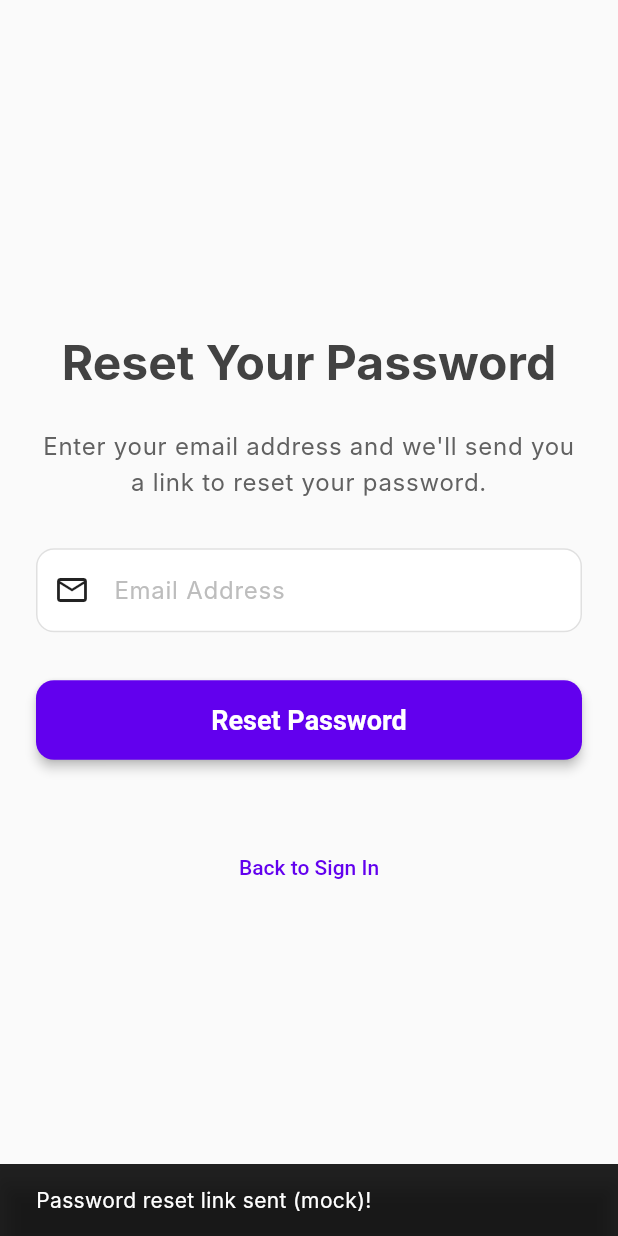
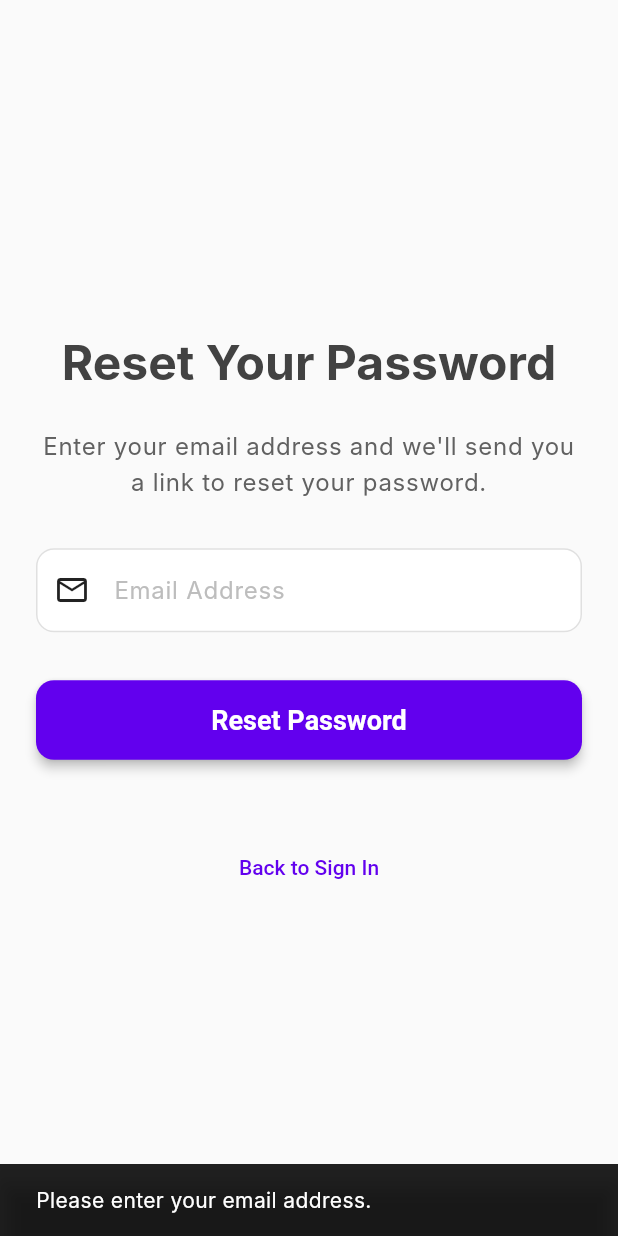
Before and after one commit to sungilzz/flutter_application_1, a Flutter app: the ForgotPasswordScreen screen opened directly, after a tap on "Reset Password", on a phone screen of 412 x 824 dp. Run offline on Flutter 3.47's test engine with Material 3 defaults, Android fonts, the phone set to English and light mode, and no system bars; our stand-ins replace firebase_auth, firebase_core, google_sign_in; missing offline and left inert: flutter_facebook_auth; accounts and stored records are empty; network calls fail; Roboto replaces fonts that are missing (Inter).

Commit message:
Forgot password

```diff
--- a/lib/auth/screens/forgot_password_screen.dart
+++ b/lib/auth/screens/forgot_password_screen.dart
@@ -1,12 +1,16 @@
+import 'package:firebase_auth/firebase_auth.dart';
 import 'package:flutter/material.dart';
 import 'package:flutter_application_1/auth/recipe_auth_app_state.dart';
 import 'package:flutter_application_1/auth/screens/sign_in_screen.dart';
+import 'package:flutter_application_1/l10n/app_localizations.dart';
 
 class ForgotPasswordScreen extends StatelessWidget {
   const ForgotPasswordScreen({super.key});
 
   @override
   Widget build(BuildContext context) {
+    TextEditingController _emailController = TextEditingController();
+
     return Scaffold(
       body: Center(
         child: SingleChildScrollView(
@@ -16,14 +20,20 @@ class ForgotPasswordScreen extends StatelessWidget {
             crossAxisAlignment: CrossAxisAlignment.stretch,
             children: [
               Text(
-                'Reset Your Password',
+                AppLocalizations.of(
+                      context,
+                    )?.translate('forgotPassword.title') ??
+                    'Reset Your Password',
                 style: Theme.of(context).textTheme.headlineLarge,
                 textAlign: TextAlign.center,
               ),
               const SizedBox(height: 24.0),
 
               Text(
-                'Enter your email address and we\'ll send you a link to reset your password.',
+                AppLocalizations.of(
+                      context,
+                    )?.translate('forgotPassword.instructions') ??
+                    'Enter your email address and we\'ll send you a link to reset your password.',
                 style: Theme.of(context).textTheme.bodyLarge,
                 textAlign: TextAlign.center,
               ),
@@ -31,9 +41,14 @@ class ForgotPasswordScreen extends StatelessWidget {
 
               // Email Field
               TextFormField(
-                decoration: const InputDecoration(
-                  hintText: 'Email Address',
-                  prefixIcon: Icon(Icons.mail_outline),
+                controller: _emailController,
+                decoration: InputDecoration(
+                  hintText:
+                      AppLocalizations.of(
+                        context,
+                      )?.translate('forgotPassword.emailHint') ??
+                      'Email Address',
+                  prefixIcon: const Icon(Icons.mail_outline),
                 ),
                 keyboardType: TextInputType.emailAddress,
               ),
@@ -41,15 +56,59 @@ class ForgotPasswordScreen extends StatelessWidget {
 
               // Reset Password Button
               ElevatedButton(
-                onPressed: () {
-                  // Mock reset action
-                  ScaffoldMessenger.of(context).showSnackBar(
-                    const SnackBar(
-                      content: Text('Password reset link sent (mock)!'),
-                    ),
-                  );
+                onPressed: () async {
+                  final email = _emailController.text.trim();
+                  if (email.isEmpty) {
+                    ScaffoldMessenger.of(context).showSnackBar(
+                      SnackBar(
+                        content: Text(
+                          AppLocalizations.of(
+                                context,
+                              )?.translate('forgotPassword.errorEmptyEmail') ??
+                              'Please enter your email address.',
+                        ),
+                      ),
+                    );
+                    return;
+                  }
+                  try {
+                    await FirebaseAuth.instance.sendPasswordResetEmail(
+                      email: email,
+                    );
+                    ScaffoldMessenger.of(context).showSnackBar(
+                      SnackBar(
+                        content: Text(
+                          AppLocalizations.of(
+                                context,
+                              )?.translate('forgotPassword.success') ??
+                              'Password reset link sent! Please check your email.',
+                        ),
+                      ),
+                    );
+                  } on FirebaseAuthException catch (e) {
+                    String errorMsg =
+                        AppLocalizations.of(
+                          context,
+                        )?.translate('forgotPassword.success') ??
+                        'Password reset link sent! Please check your email.';
+                    if (e.code == 'invalid-email') {
+                      errorMsg =
+                          AppLocalizations.of(
+                            context,
+                          )?.translate('forgotPassword.errorInvalidEmail') ??
+                          'Invalid email address.';
+                    }
+                    ScaffoldMessenger.of(
+                      context,
+                    ).showSnackBar(SnackBar(content: Text(errorMsg)));
+                  }
                 },
-                child: const Text('Reset Password'),
+                child: Text(
+                  AppLocalizations.of(
+                        context,
+                      )?.translate('forgotPassword.resetButton') ??
+                      'Reset Password',
+                ),
               ),
               const SizedBox(height: 48.0),
 
@@ -59,7 +118,12 @@ class ForgotPasswordScreen extends StatelessWidget {
                   (context.findAncestorStateOfType<RecipeAuthAppState>())
                       ?.navigateTo(const SignInScreen());
                 },
-                child: const Text('Back to Sign In'),
+                child: Text(
+                  AppLocalizations.of(
+                        context,
+                      )?.translate('forgotPassword.backToSignIn') ??
+                      'Back to Sign In',
+                ),
               ),
             ],
           ),
--- a/lib/l10n/en.json
+++ b/lib/l10n/en.json
@@ -35,5 +35,17 @@
     "signUp": "Sign Up",
     "signUpFailed": "Sign up failed.",
     "unknownError": "An unknown error occurred."
+  },
+  "forgotPassword": {
+    "title": "Reset Your Password",
+    "instructions": "Enter your email address and we'll send you a link to reset your password.",
+    "emailHint": "Email Address",
+    "resetButton": "Reset Password",
+    "backToSignIn": "Back to Sign In",
+    "success": "Password reset link sent! Please check your email.",
+    "errorEmptyEmail": "Please enter your email address.",
+    "errorUserNotFound": "No user found for that email.",
+    "errorInvalidEmail": "Invalid email address.",
+    "errorUnknown": "An error occurred. Please try again."
   }
 }
```
